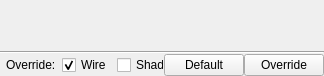
Before: the Qt Designer form tools/mayaTools/util/displayColor/gui/_src/displayColor.ui in snaress/studio_dev, drawn with Qt 5.
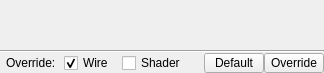
After: the same form once the commit is applied.

Commit message: mayaTools.cloth.displayColor: Keep current selection after override

Patch:
```diff
--- a/tools/mayaTools/util/displayColor/gui/_src/displayColor.ui
+++ b/tools/mayaTools/util/displayColor/gui/_src/displayColor.ui
@@ -7,19 +7,19 @@
     <x>0</x>
     <y>0</y>
     <width>324</width>
-    <height>76</height>
+    <height>73</height>
    </rect>
   </property>
   <property name="minimumSize">
    <size>
     <width>324</width>
-    <height>76</height>
+    <height>73</height>
    </size>
   </property>
   <property name="maximumSize">
    <size>
     <width>324</width>
-    <height>76</height>
+    <height>73</height>
    </size>
   </property>
   <property name="windowTitle">
@@ -107,8 +107,27 @@
         </layout>
        </widget>
       </item>
+      <item>
+       <spacer name="horizontalSpacer">
+        <property name="orientation">
+         <enum>Qt::Horizontal</enum>
+        </property>
+        <property name="sizeHint" stdset="0">
+         <size>
+          <width>40</width>
+          <height>20</height>
+         </size>
+        </property>
+       </spacer>
+      </item>
       <item>
        <widget class="QPushButton" name="pb_default">
+        <property name="maximumSize">
+         <size>
+          <width>60</width>
+          <height>20</height>
+         </size>
+        </property>
         <property name="text">
          <string>Default</string>
         </property>
@@ -116,6 +135,12 @@
       </item>
       <item>
        <widget class="QPushButton" name="pb_override">
+        <property name="maximumSize">
+         <size>
+          <width>60</width>
+          <height>20</height>
+         </size>
+        </property>
         <property name="text">
          <string>Override</string>
         </property>
```
The commit also changes 3 other files.
